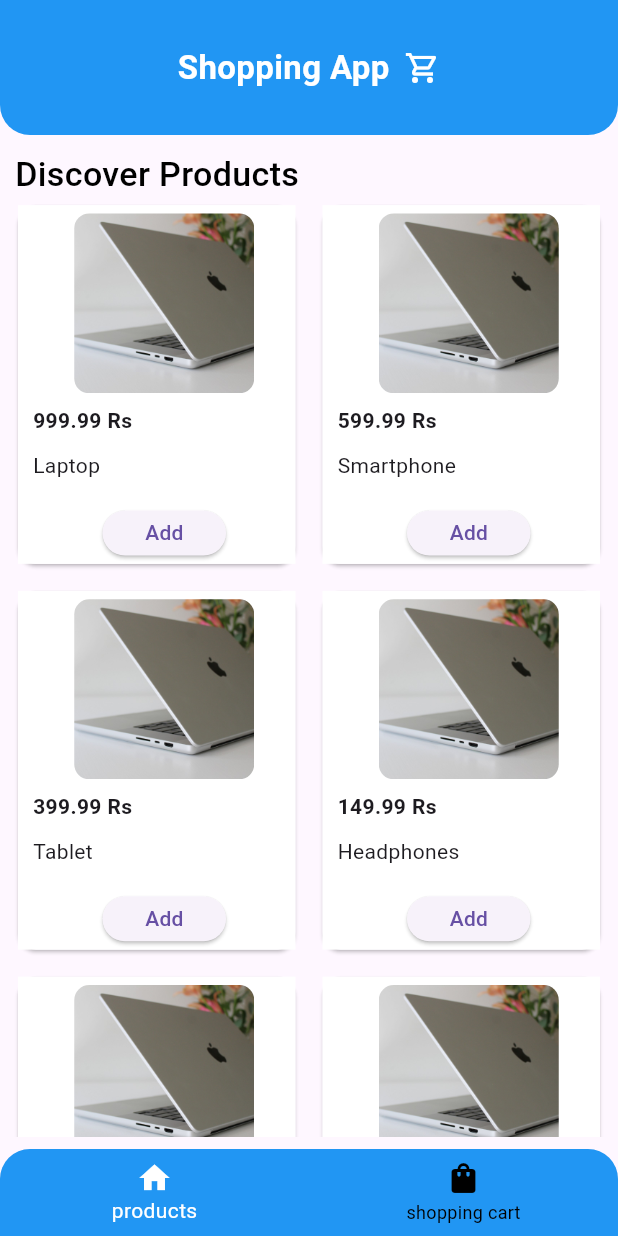
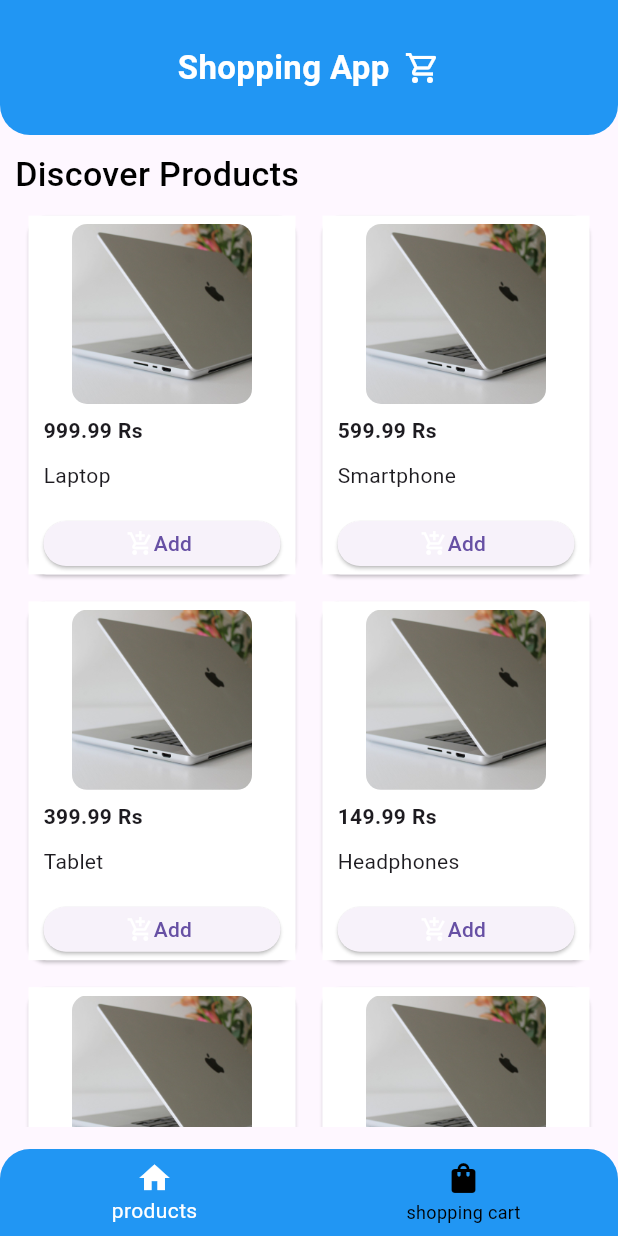
Before and after one commit to rahulvijay333/shopping_app, a Flutter app: the screen it shows after launch, on a phone screen of 412 x 824 dp. Run offline on Flutter 3.47's test engine with Material 3 defaults, Android fonts, the phone set to English and light mode, and no system bars; our stand-ins replace flutter_bloc, hive_flutter; accounts and stored records are empty.

Commit message:
version 1.1 - product ui modified , cart page empty status modified

```diff
--- a/lib/application/cart/cart_bloc.dart
+++ b/lib/application/cart/cart_bloc.dart
@@ -14,7 +14,9 @@ class CartBloc extends Bloc<CartEvent, CartState> {
         final item = CartHiveDb(id: event.key, product: event.product);
         cartService.addToCartDb(key: event.key, product: item);
         add(GetCartItemsEvent());
-      } catch (e) {}
+      } catch (e) {
+        emit(CartFailure(error: 'Error happned - B01'));
+      }
     });
 
     on<GetCartItemsEvent>((event, emit) async {
--- a/lib/application/products/product_bloc.dart
+++ b/lib/application/products/product_bloc.dart
@@ -1,4 +1,3 @@
-import 'dart:developer';
 
 import 'package:flutter_bloc/flutter_bloc.dart';
 import 'package:shopping_app/core/products.dart';
@@ -20,7 +19,6 @@ class ProductBloc extends Bloc<ProductEvent, ProductState> {
         List<ProductModel> products = sampleProducts.getSampleProducts();
 
         if (products.isNotEmpty) {
-          log('checking');
           final cartProducts = await cartService.getDataFromDb();
 
           for (var prod in products) {
@@ -28,10 +26,10 @@ class ProductBloc extends Bloc<ProductEvent, ProductState> {
               prod.cartStatus = true;
             }
           }
-        }  else {
-
+          emit(ProductsShowSuccess(produclist: products));
+        } else {
+          emit(ProductsShowSuccess(produclist: products));
         }
-        emit(ProductsShowSuccess(produclist: products));
       } catch (e) {
         emit(ProductsShowFailure(error: 'Error connecting server B01'));
       }
@@ -42,7 +40,6 @@ class ProductBloc extends Bloc<ProductEvent, ProductState> {
         List<ProductModel> products = sampleProducts.getSampleProducts();
 
         if (products.isNotEmpty) {
-          log('checking');
           final cartProducts = await cartService.getDataFromDb();
 
           for (var prod in products) {
--- a/lib/domain/db/hive_model.dart
+++ b/lib/domain/db/hive_model.dart
@@ -1,5 +1,4 @@
-import 'package:hive/hive.dart';
-import 'package:shopping_app/domain/model/product_model.dart';
+import 'package:hive_flutter/hive_flutter.dart';
 part 'hive_model.g.dart';
 
 const cartDbname = 'cartdb';
--- a/lib/presentation/main/screen_main.dart
+++ b/lib/presentation/main/screen_main.dart
@@ -22,7 +22,6 @@ class ScreenMain extends StatelessWidget {
             bottomNavigationBar: ClipRRect(
               borderRadius: const BorderRadius.only(
                   topLeft: Radius.circular(20), topRight: Radius.circular(20)),
-              child: Container(
               child: BottomNavigationBar(
                   backgroundColor: Colors.blue,
                   currentIndex: index,
@@ -52,7 +51,6 @@ class ScreenMain extends StatelessWidget {
                         label: 'shopping cart')
                   ]),
             ),
-            ),
           );
         });
   }
--- a/lib/presentation/product/screen_products.dart
+++ b/lib/presentation/product/screen_products.dart
@@ -23,7 +23,13 @@ class ScreenProducts extends StatelessWidget {
                 return const Center(
                   child: CircularProgressIndicator(),
                 );
-              } else if (state is ProductsShowSuccess) {
+              }
+
+              else if(state is ProductsShowFailure){
+                return Center(child: Text(state.error),);
+              }
+
+              else if (state is ProductsShowSuccess) {
                 return Column(
                   crossAxisAlignment: CrossAxisAlignment.start,
                   children: [
@@ -43,7 +49,7 @@ class ScreenProducts extends StatelessWidget {
                     ),
                     Expanded(
                       child: Padding(
-                        padding: const EdgeInsets.all(8.0),
+                        padding: const EdgeInsets.all(15.0),
                         child: GridView.builder(
                           physics:
                               const BouncingScrollPhysics(), // Enable scrolling physics
@@ -53,7 +59,7 @@ class ScreenProducts extends StatelessWidget {
                             crossAxisCount: 2,
                             mainAxisExtent: size.height * 0.3,
                             crossAxisSpacing:
-                                10.0, // Adjust spacing between items
+                                10.0,
                             mainAxisSpacing: 10.0,
                           ),
                           itemBuilder: (context, index) {
@@ -106,7 +112,7 @@ class CustomAppBar extends StatelessWidget {
   @override
   Widget build(BuildContext context) {
     return ClipRRect(
-      borderRadius: BorderRadius.only(bottomLeft: Radius.circular(20),bottomRight: Radius.circular(20) ),
+      borderRadius: const BorderRadius.only(bottomLeft: Radius.circular(20),bottomRight: Radius.circular(20) ),
       child: Container(
         width: size.width,
         height: 90,
--- a/lib/presentation/product/widget/product_item_widget.dart
+++ b/lib/presentation/product/widget/product_item_widget.dart
@@ -20,7 +20,7 @@ class ProductItemWidget extends StatelessWidget {
     return Card(
       child: Container(
         color: Colors.white,
-        padding: const EdgeInsets.only(left: 10),
+        padding: const EdgeInsets.only(left: 10,right: 10),
         child: Column(
           crossAxisAlignment: CrossAxisAlignment.start,
           mainAxisAlignment: MainAxisAlignment.center,
@@ -58,7 +58,6 @@ class ProductItemWidget extends StatelessWidget {
             Center(
               child: product.cartStatus == false
                   ? SizedBox(
-                      width: size.width * 0.2,
                       height: 30,
                       child: ElevatedButton(
                           onPressed: () {
@@ -68,23 +67,37 @@ class ProductItemWidget extends StatelessWidget {
                             BlocProvider.of<ProductBloc>(context)
                                 .add(UpdateProducts());
                           },
-                          child: const Text('Add')),
+                          child: const Row(
+                            mainAxisAlignment: MainAxisAlignment.center,
+                            children: [
+                              Icon(
+                                Icons.add_shopping_cart_outlined,
+                                color: Colors.white,
+                              ),
+                              Text('Add ')
+                            ],
+                          )),
                     )
                   : SizedBox(
-                      width: size.width * 0.25,
                       height: 30,
-                      child: TextButton.icon(
+                      child: ElevatedButton(
                         onPressed: () {
                           BlocProvider.of<CartBloc>(context)
                               .add(RemoveFromCartEvent(key: product.id));
                           BlocProvider.of<ProductBloc>(context)
                               .add(UpdateProducts());
                         },
-                          icon: const Icon(
-                            Icons.delete,
-                            color: Colors.blue,
+                        child: const Row(
+                          mainAxisAlignment: MainAxisAlignment.center,
+                          children: [
+                            Icon(
+                              Icons.delete_outline,
+                              color: Colors.white,
                             ),
-                          label: const Text('remove')),
+                            Text('Remove')
+                          ],
+                        ),
+                      ),
                     ),
             )
           ],
```
Also changed, not shown: lib/presentation/cart/screen_cart.dart (+10 -5 lines), lib/presentation/product/view_product/screeen_view_product.dart (+22 -9 lines), assets/empty_cart.png (added). Lines whose indentation alone changed are shown as unchanged.
